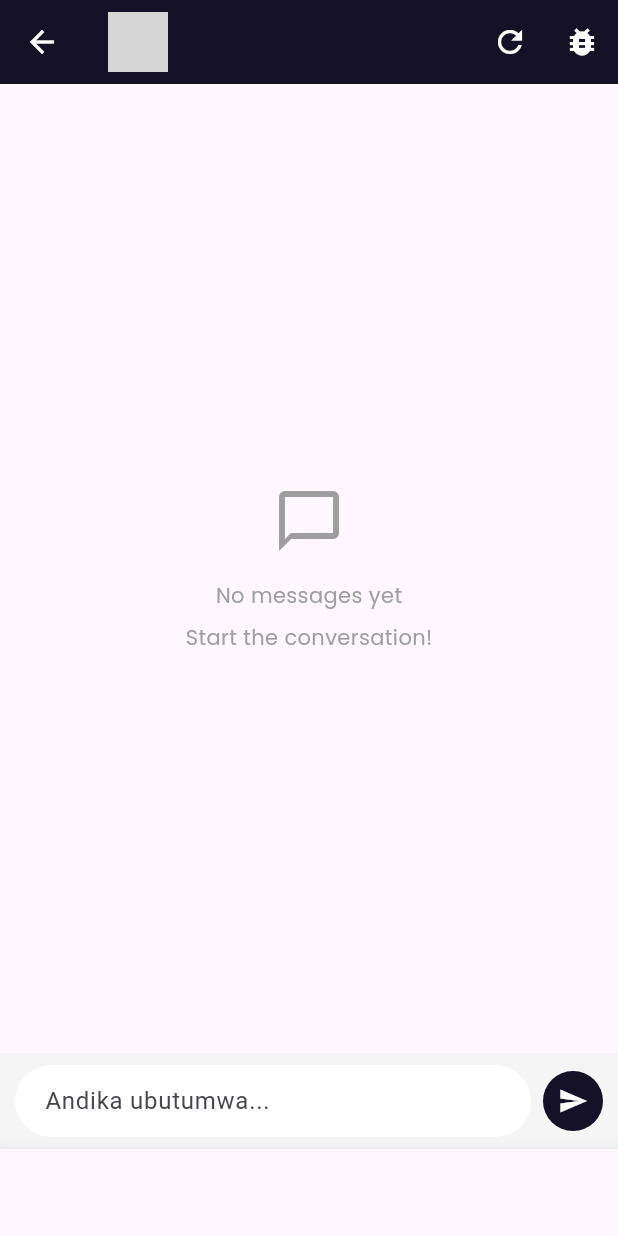
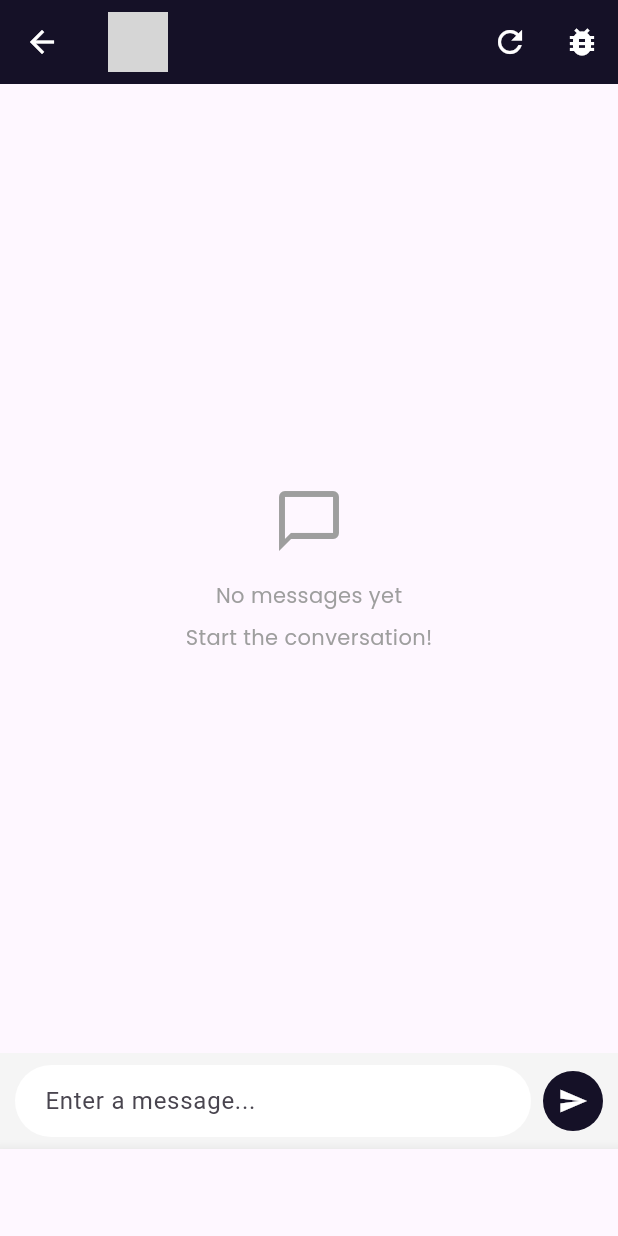
Before and after one commit to IshimweTresor/haramony-mobile-app, a Flutter app: the MentorshipChatPage screen opened directly with empty values, on a phone screen of 412 x 824 dp. Run offline on Flutter 3.47's test engine with Material 3 defaults, Android fonts, the phone set to English and light mode, and no system bars; our stand-ins replace file_picker, font_awesome_flutter, google_fonts, image_picker, shared_preferences; accounts and stored records are empty; network calls fail; grey boxes are pictures that could not be loaded.

Commit message:
change language

```diff
--- a/lib/login_screen.dart
+++ b/lib/login_screen.dart
@@ -31,7 +31,7 @@
   void _validateUsername(String? value) {
   setState(() {
     if (value == null || value.isEmpty) {
-      _usernameError = 'Andika amazina yawe';
+      _usernameError = 'Enter your names.';
     } else {
       _usernameError = null;
     }
--- a/lib/mentorship_chat_page.dart
+++ b/lib/mentorship_chat_page.dart
@@ -507,7 +507,7 @@
                   child: TextField(
                     controller: _messageController,
                     decoration: InputDecoration(
-                      hintText: "Andika ubutumwa...",
+                      hintText: "Enter a message...",
                       border: OutlineInputBorder(
                         borderRadius: BorderRadius.circular(24),
                         borderSide: BorderSide.none,
--- a/lib/register_screen.dart
+++ b/lib/register_screen.dart
@@ -52,7 +52,7 @@
       if (value == null || value.isEmpty) {
         _idNumberError = 'Enter your ID number';
       } else if (value.length < 16) {
-        _idNumberError = 'Nomero ndangamuntu igomba kugira nibura imibare 16';
+        _idNumberError = 'The national ID number must have at least 16 digits.';
       } else {
         _idNumberError = null;
       }
@@ -63,9 +63,9 @@
   void _validatePhone(String? value) {
     setState(() {
       if (value == null || value.isEmpty) {
-        _phoneError = 'Andika nomero ya telefone';
+        _phoneError = 'Enter your phone number.';
       } else if (!value.startsWith('+') && !RegExp(r'^07').hasMatch(value)) {
-        _phoneError = 'Andika nomero ya telefone yuzuye (ex: 07... or +250...)';
+        _phoneError = 'Enter a complete phone number (e.g., 07... or +250...)';
       } else {
         _phoneError = null;
       }
```
